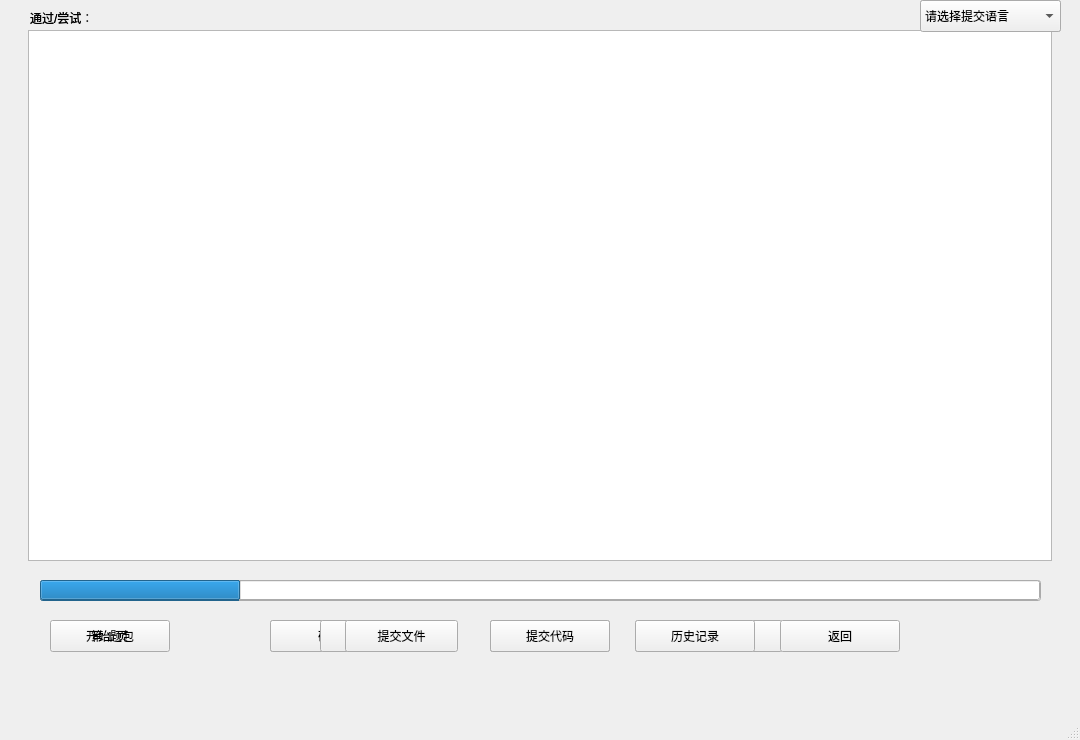
Before: the Qt Designer form mainWindow.ui in Camorgx/CodiaClient, drawn with Qt 5.
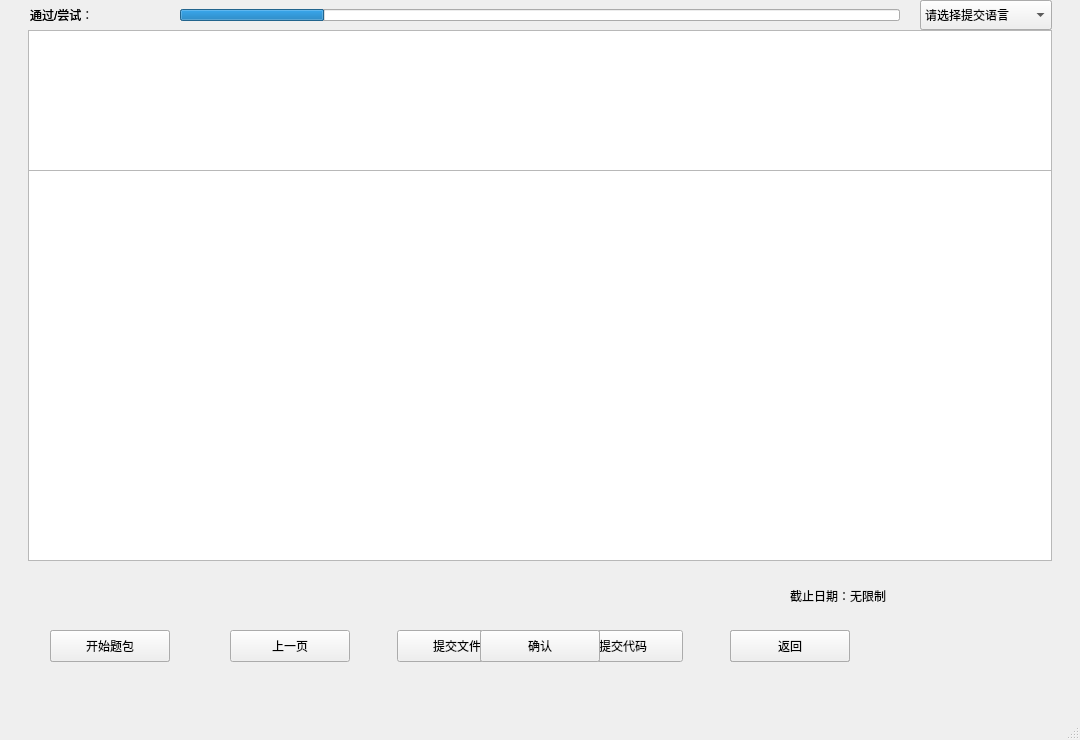
After: the same form once the commit is applied. Icons and pictures are not drawn. Custom widgets are drawn as their Qt base class.

Commit message: 修改进度条样式；优化做题界面UI

Patch:
```diff
--- a/mainWindow.ui
+++ b/mainWindow.ui
@@ -79,8 +79,8 @@
     <widget class="NewPushButton" name="pushButtonPackOK">
      <property name="geometry">
       <rect>
-       <x>270</x>
-       <y>620</y>
+       <x>480</x>
+       <y>630</y>
        <width>120</width>
        <height>32</height>
       </rect>
@@ -92,8 +92,8 @@
     <widget class="NewPushButton" name="pushButtonPackNext">
      <property name="geometry">
       <rect>
-       <x>635</x>
-       <y>620</y>
+       <x>730</x>
+       <y>630</y>
        <width>120</width>
        <height>32</height>
       </rect>
@@ -105,8 +105,8 @@
     <widget class="NewPushButton" name="pushButtonPackPrevious">
      <property name="geometry">
       <rect>
-       <x>490</x>
-       <y>620</y>
+       <x>230</x>
+       <y>630</y>
        <width>120</width>
        <height>32</height>
       </rect>
@@ -119,7 +119,7 @@
      <property name="geometry">
       <rect>
        <x>50</x>
-       <y>620</y>
+       <y>630</y>
        <width>120</width>
        <height>32</height>
       </rect>
@@ -134,10 +134,10 @@
     <widget class="QProgressBar" name="progressBarPack">
      <property name="geometry">
       <rect>
-       <x>40</x>
-       <y>580</y>
-       <width>1000</width>
-       <height>20</height>
+       <x>180</x>
+       <y>9</y>
+       <width>720</width>
+       <height>12</height>
       </rect>
      </property>
      <property name="value">
@@ -178,8 +178,8 @@
     <widget class="NewPushButton" name="pushButtonExerciseOK">
      <property name="geometry">
       <rect>
-       <x>270</x>
-       <y>620</y>
+       <x>480</x>
+       <y>630</y>
        <width>120</width>
        <height>32</height>
       </rect>
@@ -191,8 +191,8 @@
     <widget class="NewPushButton" name="pushButtonExerciseReturn">
      <property name="geometry">
       <rect>
-       <x>490</x>
-       <y>620</y>
+       <x>730</x>
+       <y>630</y>
        <width>120</width>
        <height>32</height>
       </rect>
@@ -215,7 +215,7 @@
      <property name="geometry">
       <rect>
        <x>50</x>
-       <y>620</y>
+       <y>630</y>
        <width>120</width>
        <height>32</height>
       </rect>
@@ -228,7 +228,7 @@
      <property name="geometry">
       <rect>
        <x>780</x>
-       <y>620</y>
+       <y>580</y>
        <width>280</width>
        <height>32</height>
       </rect>
@@ -246,10 +246,10 @@
     <widget class="QProgressBar" name="progressBarExercise">
      <property name="geometry">
       <rect>
-       <x>40</x>
-       <y>580</y>
-       <width>1001</width>
-       <height>21</height>
+       <x>180</x>
+       <y>9</y>
+       <width>720</width>
+       <height>12</height>
       </rect>
      </property>
      <property name="value">
@@ -272,6 +272,13 @@
       <bool>true</bool>
      </property>
     </widget>
+    <zorder>pushButtonExerciseOK</zorder>
+    <zorder>pushButtonExerciseReturn</zorder>
+    <zorder>listWidgetExercise</zorder>
+    <zorder>pushButtonExerciseBegin</zorder>
+    <zorder>labelDeadline</zorder>
+    <zorder>textEditExerciseDiscription</zorder>
+    <zorder>progressBarExercise</zorder>
    </widget>
    <widget class="QFrame" name="frameQuestion">
     <property name="geometry">
@@ -304,8 +311,8 @@
     <widget class="NewPushButton" name="pushButtonSubmit">
      <property name="geometry">
       <rect>
-       <x>490</x>
-       <y>620</y>
+       <x>563</x>
+       <y>630</y>
        <width>120</width>
        <height>32</height>
       </rect>
@@ -317,8 +324,8 @@
     <widget class="NewPushButton" name="pushButtonHistory">
      <property name="geometry">
       <rect>
-       <x>635</x>
-       <y>620</y>
+       <x>50</x>
+       <y>630</y>
        <width>120</width>
        <height>32</height>
       </rect>
@@ -330,8 +337,8 @@
     <widget class="NewPushButton" name="pushButtonQuestionReturn">
      <property name="geometry">
       <rect>
-       <x>780</x>
-       <y>620</y>
+       <x>730</x>
+       <y>630</y>
        <width>120</width>
        <height>32</height>
       </rect>
@@ -344,21 +351,21 @@
      <property name="geometry">
       <rect>
        <x>30</x>
-       <y>10</y>
-       <width>171</width>
-       <height>16</height>
+       <y>0</y>
+       <width>150</width>
+       <height>30</height>
       </rect>
      </property>
      <property name="text">
       <string>通过/尝试：</string>
      </property>
     </widget>
-    <widget class="QPushButton" name="pushButtonSubmitFile">
+    <widget class="NewPushButton" name="pushButtonSubmitFile">
      <property name="geometry">
       <rect>
-       <x>345</x>
-       <y>620</y>
-       <width>113</width>
+       <x>397</x>
+       <y>630</y>
+       <width>120</width>
        <height>32</height>
       </rect>
      </property>
@@ -371,8 +378,8 @@
       <rect>
        <x>920</x>
        <y>0</y>
-       <width>141</width>
-       <height>32</height>
+       <width>132</width>
+       <height>30</height>
       </rect>
      </property>
      <item>
@@ -402,8 +409,8 @@
       <rect>
        <x>920</x>
        <y>0</y>
-       <width>141</width>
-       <height>32</height>
+       <width>132</width>
+       <height>30</height>
       </rect>
      </property>
      <item>
@@ -416,9 +423,9 @@
      <property name="geometry">
       <rect>
        <x>30</x>
-       <y>10</y>
-       <width>171</width>
-       <height>16</height>
+       <y>0</y>
+       <width>150</width>
+       <height>30</height>
       </rect>
      </property>
      <property name="text">
@@ -438,11 +445,11 @@
       <number>40</number>
      </property>
     </widget>
-    <widget class="QPushButton" name="pushButtonSubmitCode">
+    <widget class="NewPushButton" name="pushButtonSubmitCode">
      <property name="geometry">
       <rect>
-       <x>320</x>
-       <y>620</y>
+       <x>480</x>
+       <y>630</y>
        <width>120</width>
        <height>32</height>
       </rect>
@@ -451,12 +458,12 @@
       <string>提交</string>
      </property>
     </widget>
-    <widget class="QPushButton" name="pushButtonSubmitBack">
+    <widget class="NewPushButton" name="pushButtonSubmitBack">
      <property name="geometry">
       <rect>
-       <x>670</x>
-       <y>620</y>
-       <width>113</width>
+       <x>730</x>
+       <y>630</y>
+       <width>120</width>
        <height>32</height>
       </rect>
      </property>
@@ -481,11 +488,11 @@
      <enum>QFrame::Raised</enum>
     </property>
    </widget>
-   <zorder>frameExercise</zorder>
-   <zorder>framePack</zorder>
    <zorder>frameHistory</zorder>
-   <zorder>frameSubmit</zorder>
    <zorder>frameQuestion</zorder>
+   <zorder>framePack</zorder>
+   <zorder>frameSubmit</zorder>
+   <zorder>frameExercise</zorder>
   </widget>
   <widget class="QMenuBar" name="menubar">
    <property name="geometry">
@@ -493,7 +500,7 @@
      <x>0</x>
      <y>0</y>
      <width>1080</width>
-     <height>24</height>
+     <height>26</height>
     </rect>
    </property>
   </widget>
```
The commit also changes 4 other files.
